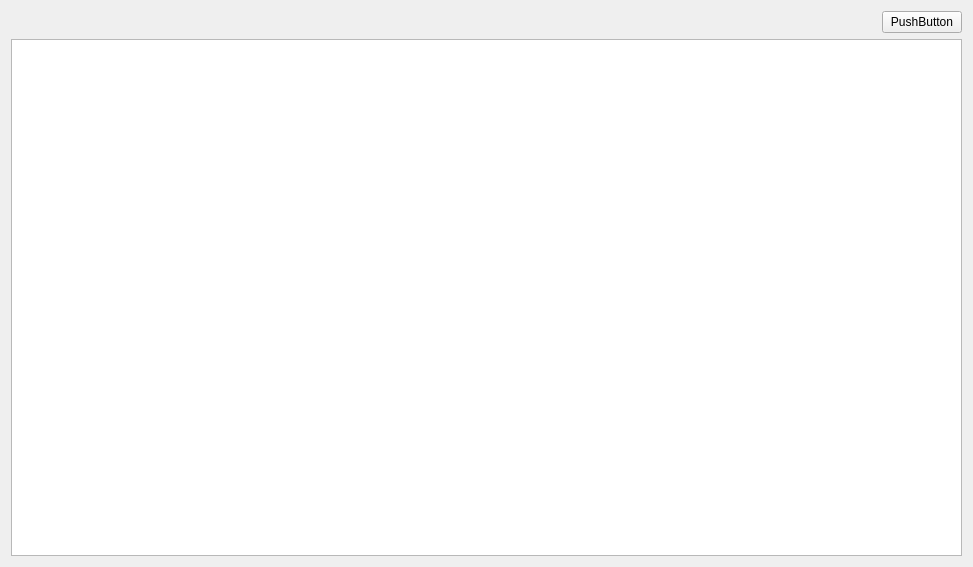
This is Modules/Orders/View/MainFormOrders/mainorderform.ui in Sakton/CONVEYANCE_Q as Qt 5 draws it before an edit. The edited form follows.
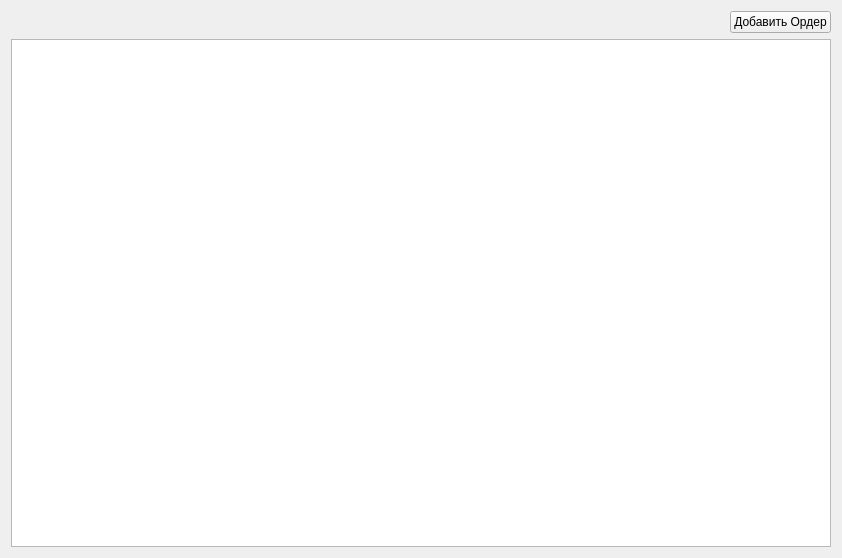
This is the edited form.

Diff of the .ui file:
```diff
--- a/Modules/Orders/View/MainFormOrders/mainorderform.ui
+++ b/Modules/Orders/View/MainFormOrders/mainorderform.ui
@@ -6,8 +6,8 @@
    <rect>
     <x>0</x>
     <y>0</y>
-    <width>973</width>
-    <height>567</height>
+    <width>842</width>
+    <height>558</height>
    </rect>
   </property>
   <property name="windowTitle">
@@ -34,14 +34,14 @@
        <item>
         <widget class="QPushButton" name="pushButton">
          <property name="text">
-          <string>PushButton</string>
+          <string>Добавить Ордер</string>
          </property>
         </widget>
        </item>
       </layout>
      </item>
      <item>
-      <widget class="QListWidget" name="listWidget"/>
+      <widget class="QTableView" name="tableViewOrders"/>
      </item>
     </layout>
    </item>
```
Left out of the diff: 6 changed lines with no effect on the pictures.
